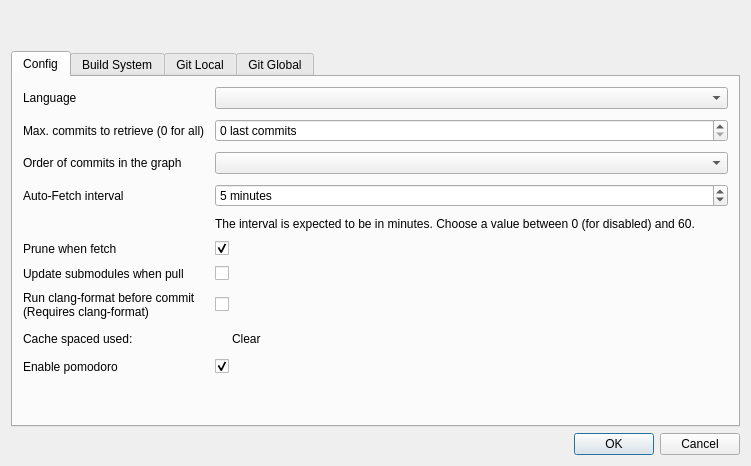
Old version of the form src/aux_widgets/RepoConfigDlg.ui in the repository francescmm/GitQlient.
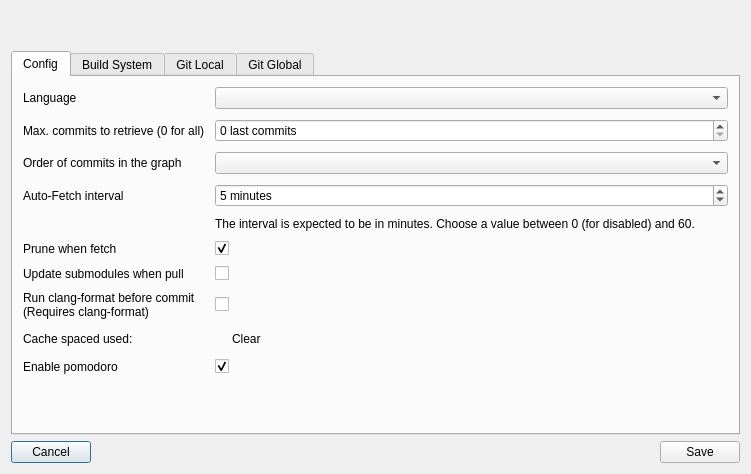
New version of the form. Icons and pictures are not drawn. Custom widgets are drawn as their Qt base class.

Commit message: Removing Qt default buttons

Patch:
```diff
--- a/src/aux_widgets/RepoConfigDlg.ui
+++ b/src/aux_widgets/RepoConfigDlg.ui
@@ -7,7 +7,7 @@
     <x>0</x>
     <y>0</y>
     <width>751</width>
-    <height>466</height>
+    <height>474</height>
    </rect>
   </property>
   <property name="windowTitle">
@@ -359,14 +359,35 @@
     </widget>
    </item>
    <item>
-    <widget class="QDialogButtonBox" name="buttonBox">
-     <property name="orientation">
-      <enum>Qt::Horizontal</enum>
-     </property>
-     <property name="standardButtons">
-      <set>QDialogButtonBox::Cancel|QDialogButtonBox::Ok</set>
-     </property>
-    </widget>
+    <layout class="QHBoxLayout" name="horizontalLayout_2">
+     <item>
+      <widget class="QPushButton" name="pushButton_2">
+       <property name="text">
+        <string>Cancel</string>
+       </property>
+      </widget>
+     </item>
+     <item>
+      <spacer name="horizontalSpacer_2">
+       <property name="orientation">
+        <enum>Qt::Horizontal</enum>
+       </property>
+       <property name="sizeHint" stdset="0">
+        <size>
+         <width>40</width>
+         <height>20</height>
+        </size>
+       </property>
+      </spacer>
+     </item>
+     <item>
+      <widget class="QPushButton" name="pushButton">
+       <property name="text">
+        <string>Save</string>
+       </property>
+      </widget>
+     </item>
+    </layout>
    </item>
   </layout>
  </widget>
```
Left out of the diff: 28 changed lines with no effect on the pictures.
